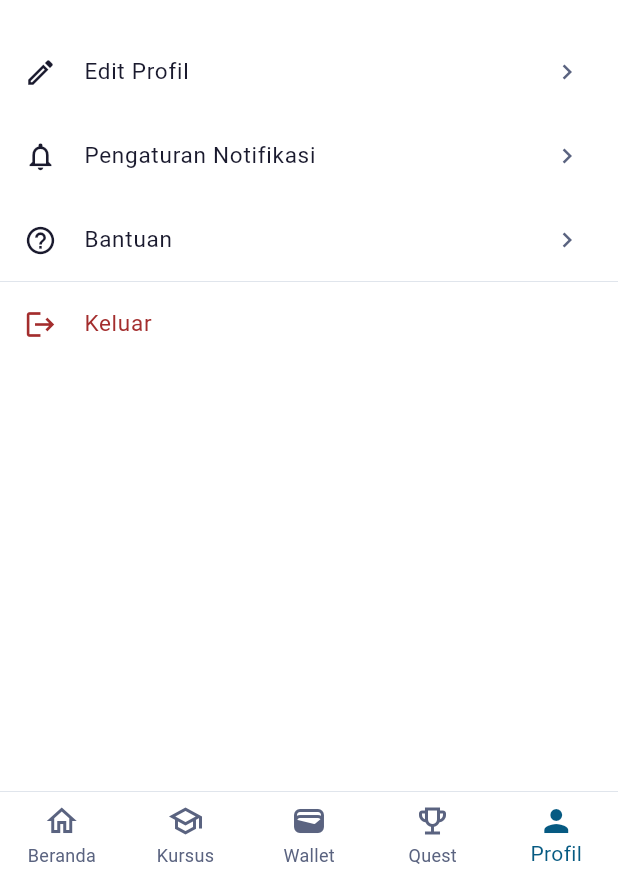
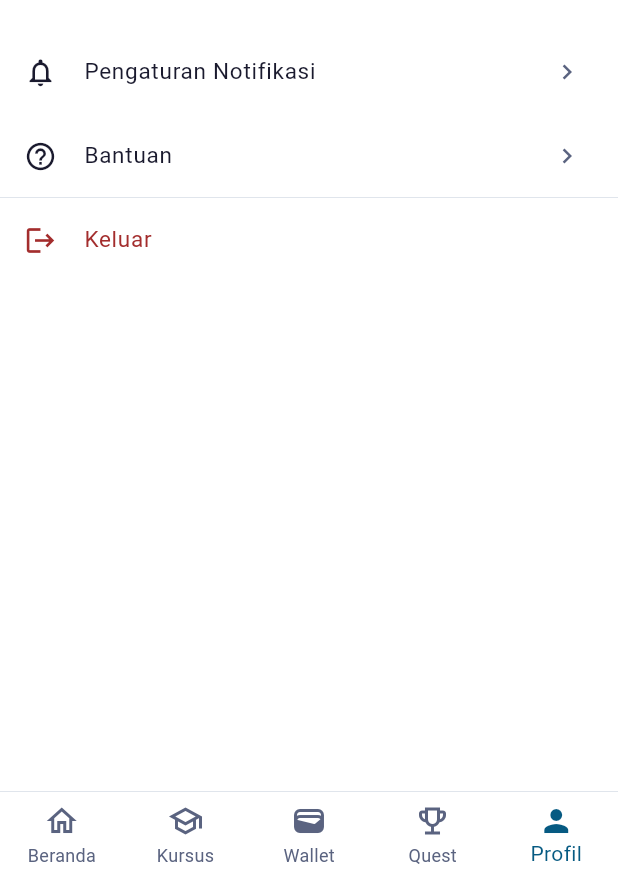
Before and after one commit to lutega/seaman_app, a Flutter app: the ProfileScreen screen opened by its route, on a phone screen of 412 x 824 dp, the part 357-1236 px from its top. Run offline on Flutter 3.47's test engine with Material 3 defaults, Android fonts, the phone set to English and light mode, and no system bars; our stand-ins replace dio, flutter_riverpod, fpdart, go_router, image_picker, shimmer and 1 more; accounts and stored records are empty; Roboto replaces fonts that are missing (Georgia).

Commit message:
fix: locale init, NIK overflow, hapus menu Edit Profil duplikat

```diff
--- a/lib/features/profile/presentation/screens/profile_screen.dart
+++ b/lib/features/profile/presentation/screens/profile_screen.dart
@@ -38,12 +38,6 @@ class ProfileScreen extends ConsumerWidget {
             subtitle: profile != null ? 'Lihat & edit data diri' : 'Belum diisi',
             onTap: () => profile != null
                 ? context.push('/profile/view')
-                : context.push('/profile/setup')),
-        _menuItem(context,
-            icon: Icons.edit_outlined,
-            label: 'Edit Profil',
-            onTap: () => profile != null
-                ? context.push('/profile/edit')
                 : context.push('/profile/setup')),
         _menuItem(context,
             icon: Icons.notifications_outlined,
--- a/lib/features/profile/presentation/screens/profile_view_screen.dart
+++ b/lib/features/profile/presentation/screens/profile_view_screen.dart
@@ -72,7 +72,7 @@ class _ProfileContent extends StatelessWidget {
           _infoRow('Nama Lengkap', profile.fullName),
           _infoRow('Tanggal Lahir', _formatDate(profile.birthDate)),
           _infoRow('Usia', '${profile.age} tahun'),
-          _infoRow('No. KTP (NIK)', '${profile.nikLast4.padLeft(16, '*').replaceAll('*', '●  ')}'),
+          _infoRow('No. KTP (NIK)', '●●●● ●●●● ●●●● ${profile.nikLast4}'),
           _infoRow('Alamat', profile.address),
           if (profile.seafarerNumber != null)
             _infoRow('No. Pelaut', profile.seafarerNumber!),
--- a/lib/main.dart
+++ b/lib/main.dart
@@ -1,5 +1,6 @@
 import 'package:flutter/material.dart';
 import 'package:flutter_riverpod/flutter_riverpod.dart';
+import 'package:intl/date_symbol_data_local.dart';
 import 'package:supabase_flutter/supabase_flutter.dart';
 import 'core/config/app_config.dart';
 import 'core/router/app_router.dart';
@@ -7,6 +8,8 @@ import 'core/theme/app_theme.dart';
 
 Future<void> main() async {
   WidgetsFlutterBinding.ensureInitialized();
+
+  await initializeDateFormatting('id', null);
 
   await Supabase.initialize(
     url: AppConfig.supabaseUrl,
```
